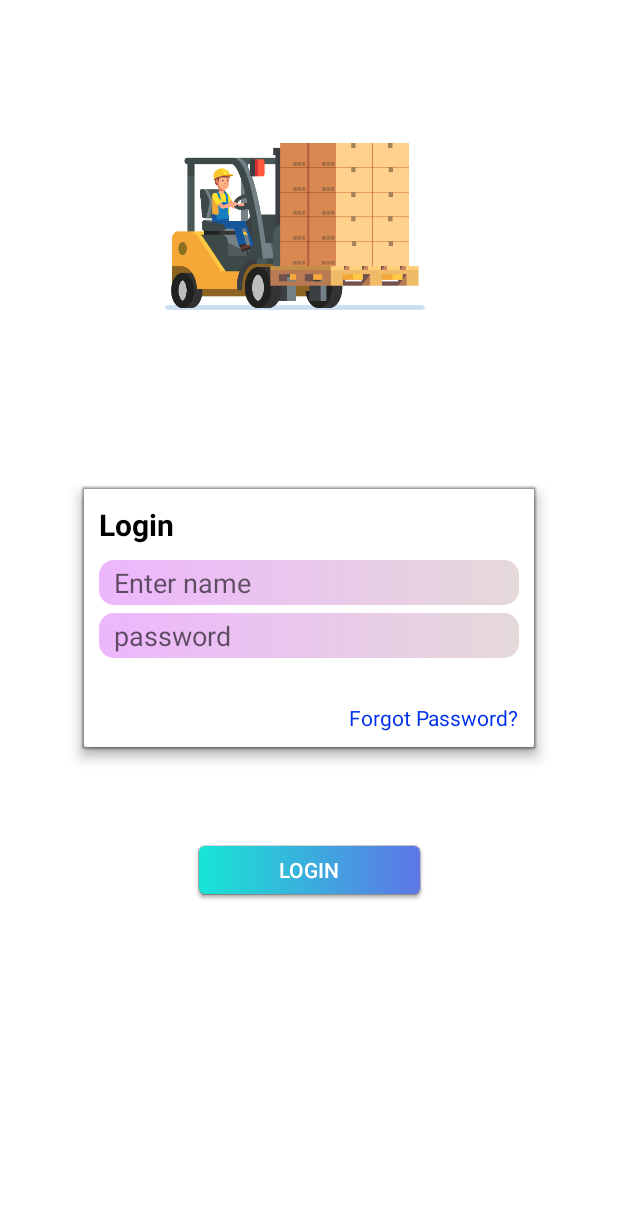
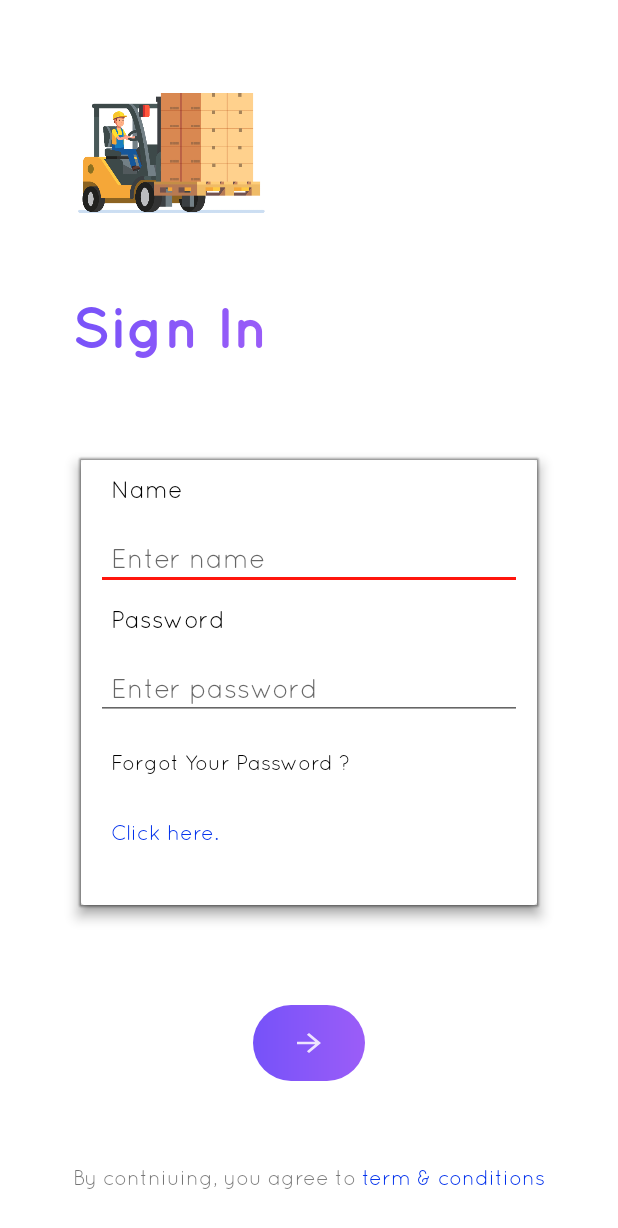
Before and after one commit to mayankkanela/InventoryApp, an Android app: the screen it shows after launch (LoginActivity), on a phone screen of 412 x 824 dp. Shown: the top 1228 px of the screen. Run offline under Robolectric (Android 15) with nearby library versions, the phone set to English and light mode, and no system bars; our stand-ins replace Firebase (no records; nobody signed in at launch, a user with empty details on screens opened directly); libraries missing offline, so code that uses them is left out: com.google.zxing.integration; 1 statement that could not run was skipped.

Commit message:
first commit

```diff
--- a/app/src/main/java/com/mayank/inventory/LoginActivity.java
+++ b/app/src/main/java/com/mayank/inventory/LoginActivity.java
@@ -4,16 +4,23 @@ import android.content.Context;
 import android.content.DialogInterface;
 import android.content.Intent;
 import android.content.SharedPreferences;
+import android.graphics.Color;
+import android.graphics.LinearGradient;
+import android.graphics.Shader;
+import android.graphics.Typeface;
 import android.support.annotation.NonNull;
 import android.support.v7.app.AlertDialog;
 import android.support.v7.app.AppCompatActivity;
 import android.os.Bundle;
 import android.support.v7.widget.Toolbar;
 import android.text.InputType;
+import android.text.TextPaint;
 import android.util.Log;
 import android.view.View;
+import android.view.ViewGroup;
 import android.widget.Button;
 import android.widget.EditText;
+import android.widget.ImageButton;
 import android.widget.TextView;
 import android.widget.Toast;
 
@@ -40,7 +47,9 @@ public class LoginActivity extends AppCompatActivity {
         editText1 = findViewById(R.id.etUserName);
         editText2 =findViewById(R.id.etPassword);
         sharedPref = getPreferences(Context.MODE_PRIVATE);
-        Button button = findViewById(R.id.btLogin);
+         View view=findViewById(R.id.login_Activity);
+        overrideFonts(this,view);
+        ImageButton button = findViewById(R.id.btLogin);
         button.setOnClickListener(new View.OnClickListener() {
             @Override
             public void onClick(View view) {
@@ -94,6 +103,18 @@ public class LoginActivity extends AppCompatActivity {
 
             }
         });
+        textView = (TextView) findViewById(R.id.tvSignIn);
+
+        TextPaint paint = textView.getPaint();
+        float width = paint.measureText("Sign In");
+
+        Shader textShader = new LinearGradient(0, 0, width, textView.getTextSize(),
+                new int[]{
+                        Color.parseColor("#7652f9"),
+                        Color.parseColor("#9b5df8"),
+                }, null, Shader.TileMode.CLAMP);
+        textView.getPaint().setShader(textShader);
+
     }
 public void clickFunction()
 {
@@ -142,4 +163,21 @@ public void clickFunction()
             });
 
 }
+    private void overrideFonts(final Context context, final View v) {
+        try {
+            if (v instanceof ViewGroup) {
+                ViewGroup vg = (ViewGroup) v;
+                for (int i = 0; i < vg.getChildCount(); i++) {
+                    View child = vg.getChildAt(i);
+                    overrideFonts(context, child);
+                }
+            } else if (v instanceof TextView ) {
+                 if(v.getId()!=R.id.tvSignIn)
+                ((TextView) v).setTypeface(Typeface.createFromAsset(context.getAssets(), "fonts/Quicksand_Regular.otf"));
+                 else
+                     ((TextView)v).setTypeface(Typeface.createFromAsset(context.getAssets(),"fonts/Quicksand_Bold.otf"));
+            }
+        } catch (Exception e) {
+        }
+    }
 }
--- /dev/null
+++ b/app/src/main/res/drawable/ic_arrow_forward.xml
@@ -0,0 +1,9 @@
+<vector xmlns:android="http://schemas.android.com/apk/res/android"
+        android:width="24dp"
+        android:height="20dp"
+        android:viewportWidth="24.0"
+        android:viewportHeight="24.0">
+    <path
+        android:fillColor="#ede4fe"
+        android:pathData="M12,4l-1.41,1.41L16.17,11H4v2h12.17l-5.58,5.59L12,20l8,-8z"/>
+</vector>
--- /dev/null
+++ b/app/src/main/res/drawable/login_button_bg.xml
@@ -0,0 +1,8 @@
+<?xml version="1.0" encoding="utf-8"?>
+<shape android:shape="rectangle"
+    xmlns:android="http://schemas.android.com/apk/res/android" >
+    <gradient android:startColor="#7652f9"
+        android:endColor="#9b5df8"/>
+    <corners
+        android:radius="25dp"/>
+</shape>
--- a/app/src/main/res/layout/login_page.xml
+++ b/app/src/main/res/layout/login_page.xml
@@ -4,17 +4,35 @@
     xmlns:tools="http://schemas.android.com/tools"
     android:layout_width="match_parent"
     android:layout_height="match_parent"
+    android:id="@+id/login_Activity"
     android:background="#FFFFFF"
     tools:context=".LoginActivity">
 
+    <TextView
+        android:id="@+id/tvSignIn"
+        android:layout_width="wrap_content"
+        android:layout_height="wrap_content"
+        android:text="Sign In"
+        android:textSize="38sp"
+        android:textStyle="bold"
+        android:textColor="#000"
+        app:layout_constraintBottom_toBottomOf="parent"
+        app:layout_constraintEnd_toEndOf="parent"
+        app:layout_constraintHorizontal_bias="0.171"
+        app:layout_constraintStart_toStartOf="parent"
+        app:layout_constraintTop_toTopOf="parent"
+        app:layout_constraintVertical_bias="0.251" />
+
+
     <android.support.v7.widget.CardView
-        android:layout_width="300dp"
+        android:layout_width="304dp"
         android:layout_height="wrap_content"
         app:cardElevation="6dp"
         app:layout_constraintBottom_toBottomOf="parent"
         app:layout_constraintEnd_toEndOf="parent"
         app:layout_constraintStart_toStartOf="parent"
-        app:layout_constraintTop_toTopOf="parent">
+        app:layout_constraintTop_toTopOf="parent"
+        app:layout_constraintVertical_bias="0.581">
 
         <RelativeLayout
             android:layout_width="match_parent"
@@ -22,79 +40,128 @@
             android:padding="10dp">
 
             <TextView
-                android:id="@+id/login"
+                android:id="@+id/tvName2"
                 android:layout_width="wrap_content"
                 android:layout_height="wrap_content"
-                android:layout_marginBottom="10dp"
-                android:text="Login"
-                android:textColor="#000000"
-                android:textSize="20sp"
-                android:textStyle="bold" />
-
-            <EditText
-                android:id="@+id/etPassword"
-                android:layout_width="match_parent"
-                android:layout_height="30dp"
+                android:paddingLeft="10dp"
+                android:paddingBottom="10dp"
+                android:text="Name"
+                android:textColor="#000"
+                android:textSize="16sp"
+/>
+            <TextView
+                android:id="@+id/tvPassword"
+                android:layout_width="wrap_content"
+                android:layout_height="wrap_content"
                 android:layout_below="@+id/etUserName"
-                android:layout_marginTop="5dp"
-                android:autofillHints=""
-                android:background="@drawable/edit_text_bg"
-                android:ems="10"
-                android:hint="password"
-                android:inputType="textPassword"
-                android:paddingLeft="10dp"
-                tools:targetApi="o" />
+                android:padding="10dp"
+                android:text="Password"
+                android:textColor="#000"
+                android:textSize="16sp"
+                />
 
             <EditText
                 android:id="@+id/etUserName"
                 android:layout_width="match_parent"
-                android:layout_height="30dp"
-                android:layout_below="@+id/login"
+                android:layout_height="wrap_content"
+                android:layout_below="@+id/tvName2"
+                android:layout_marginTop="5dp"
                 android:autofillHints=""
-                android:background="@drawable/edit_text_bg"
                 android:ems="10"
                 android:hint="@string/enter_name"
                 android:inputType="textPersonName"
                 android:paddingLeft="10dp"
                 tools:targetApi="o" />
 
+            <EditText
+                android:id="@+id/etPassword"
+                android:layout_width="match_parent"
+                android:layout_height="wrap_content"
+                android:layout_below="@+id/tvPassword"
+                android:layout_marginTop="5dp"
+                android:autofillHints=""
+                android:ems="10"
+                android:hint="Enter password"
+                android:inputType="textPassword"
+                android:paddingLeft="10dp"
+                tools:targetApi="o" />
+
             <TextView
+                android:id="@+id/ForgotUrPass"
                 android:layout_width="wrap_content"
                 android:layout_height="wrap_content"
-                android:layout_below="@id/etPassword"
-                android:layout_alignRight="@id/etPassword"
-                android:paddingTop="30dp"
+                android:layout_below="@+id/etPassword"
+                android:layout_marginTop="10dp"
+                android:padding="10dp"
+                android:text="Forgot Your Password ?"
+                android:textColor="#000" />
+
+            <TextView
                 android:id="@+id/forgotPassword"
-                android:text="Forgot Password?"
+                android:layout_width="wrap_content"
+                android:layout_height="wrap_content"
+                android:layout_below="@id/ForgotUrPass"
+                android:layout_marginTop="10dp"
+                android:layout_marginBottom="20dp"
+                android:padding="10dp"
+                android:text="Click here."
                 android:textColor="#0030EC" />
         </RelativeLayout>
     </android.support.v7.widget.CardView>
 
-    <Button
+    <ImageButton
         android:id="@+id/btLogin"
-        android:layout_width="147dp"
-        android:layout_height="32dp"
-        android:background="@drawable/button_background"
-        android:text="@string/login"
-        android:textColor="#FFFFFF"
+        android:layout_width="wrap_content"
+        android:layout_height="wrap_content"
+        android:background="@drawable/login_button_bg"
+        android:paddingLeft="25dp"
+        android:paddingTop="15dp"
+        android:paddingRight="25dp"
+        android:paddingBottom="15dp"
+        android:src="@drawable/ic_arrow_forward"
         app:layout_constraintBottom_toBottomOf="parent"
         app:layout_constraintEnd_toEndOf="parent"
         app:layout_constraintHorizontal_bias="0.5"
         app:layout_constraintStart_toStartOf="parent"
         app:layout_constraintTop_toTopOf="parent"
-        app:layout_constraintVertical_bias="0.712" />
+        app:layout_constraintVertical_bias="0.866" />
 
     <ImageView
         android:id="@+id/imageView3"
-        android:layout_width="216dp"
-        android:layout_height="206dp"
+        android:layout_width="164dp"
+        android:layout_height="148dp"
         android:contentDescription="@string/todo"
         app:layout_constraintBottom_toBottomOf="parent"
         app:layout_constraintEnd_toEndOf="parent"
-        app:layout_constraintHorizontal_bias="0.446"
+        app:layout_constraintHorizontal_bias="0.125"
         app:layout_constraintStart_toStartOf="parent"
         app:layout_constraintTop_toTopOf="parent"
-        app:layout_constraintVertical_bias="0.055"
+        app:layout_constraintVertical_bias="0.027"
         app:srcCompat="@drawable/logo" />
 
+    <RelativeLayout
+        android:layout_width="wrap_content"
+        android:layout_height="wrap_content"
+        app:layout_constraintBottom_toBottomOf="parent"
+        app:layout_constraintEnd_toEndOf="parent"
+        app:layout_constraintHorizontal_bias="0.5"
+        app:layout_constraintStart_toStartOf="parent"
+        app:layout_constraintTop_toTopOf="parent"
+        app:layout_constraintVertical_bias="0.962">
+
+        <TextView
+            android:id="@+id/tc"
+            android:layout_width="wrap_content"
+            android:layout_height="wrap_content"
+            android:text="By contniuing, you agree to " />
+
+        <TextView
+            android:layout_width="wrap_content"
+            android:layout_height="wrap_content"
+            android:layout_toEndOf="@+id/tc"
+            android:text="term &amp; conditions"
+            android:textColor="#0030EC"/>
+    </RelativeLayout>
+
+
 </android.support.constraint.ConstraintLayout>
```
Also changed, not shown: app/src/main/assets/fonts/Quicksand_Bold.otf (added), app/src/main/assets/fonts/Quicksand_Regular.otf (added), app/src/main/assets/fonts/ostrich_regular.ttf (added), 1 other file.
